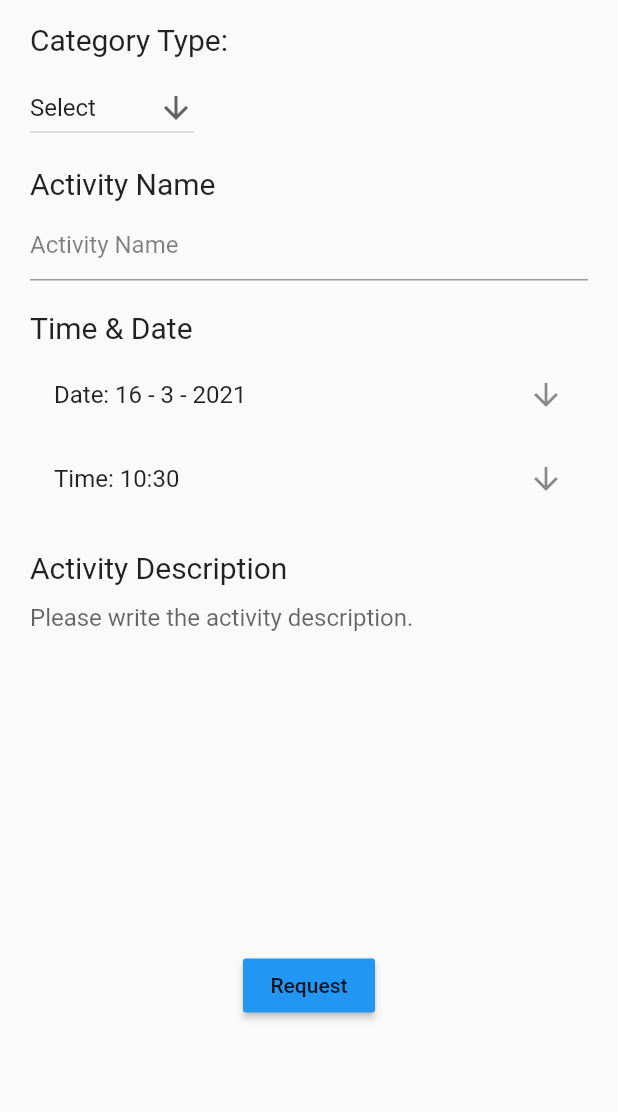
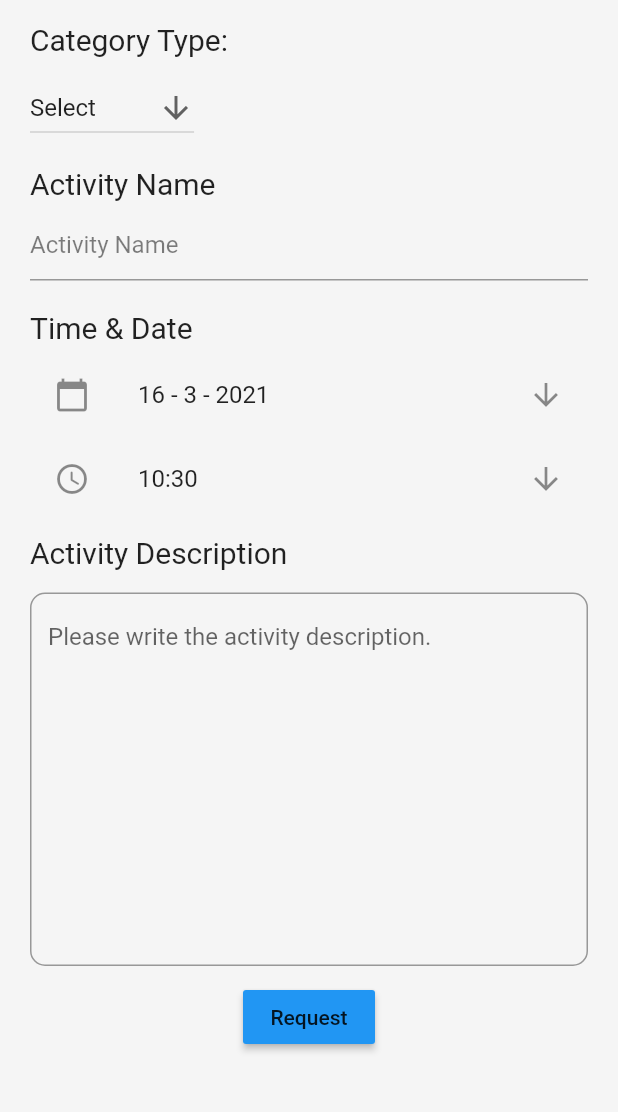
Before and after one commit to juandavinlie/nusocial, a Flutter app: the NewRequest screen opened directly, on a phone screen of 412 x 824 dp, the part 84-1196 px from its top. Run offline on Flutter 3.47's test engine with Material 2 defaults, Android fonts, the phone set to English and light mode, and no system bars.

Commit message:
refined new request and routes. created messages screen

```diff
--- a/lib/screens/home.dart
+++ b/lib/screens/home.dart
@@ -2,7 +2,7 @@ import 'package:flutter/material.dart';
 import 'package:nusocial/constants.dart';
 import 'package:nusocial/screens/components/body.dart';
 import 'components/appbar_without_search.dart';
-import 'components/customer_drawer.dart';
+import 'components/custom_drawer.dart';
 import 'components/header_with_searchbox.dart';
 
 class HomeScreen extends StatefulWidget {
@@ -13,7 +13,6 @@ class HomeScreen extends StatefulWidget {
 class _HomeScreenState extends State<HomeScreen> {
   @override
   Widget build(BuildContext context) {
-    Size size = MediaQuery.of(context).size;
     return Scaffold(
       appBar: CustomAppBar(),
       endDrawer: CustomDrawer(),
--- a/lib/screens/new_request.dart
+++ b/lib/screens/new_request.dart
@@ -35,32 +35,7 @@ class _NewRequestState extends State<NewRequest> {
             crossAxisAlignment: CrossAxisAlignment.start,
             children: [
               buildCategoryType(),
-              Container(
-                margin: EdgeInsets.fromLTRB(0, 0, 0, 10),
-                child: Column(
-                  crossAxisAlignment: CrossAxisAlignment.start,
-                  children: [
-                    Container(
-                      margin: EdgeInsets.fromLTRB(0, 0, 0, 5),
-                      child: Text(
-                        'Activity Name',
-                        style: TextStyle(
-                          fontSize: 20,
-                        ),
-                      ),
-                    ),
-                    TextFormField(
-                      decoration: InputDecoration(
-                        hintText: "Activity Name",
-                        hintStyle: TextStyle(
-                          color: Colors.black.withOpacity(0.5),
-                        ),
-                        fillColor: Colors.white,
-                      ),
-                    ),
-                  ],
-                ),
-              ),
+              buildActivityName(),
               Container(
                 margin: EdgeInsets.fromLTRB(0, 10, 0, 10),
                 child: Column(
@@ -77,8 +52,9 @@ class _NewRequestState extends State<NewRequest> {
                     ),
                     Container(
                       child: ListTile(
+                        leading: Icon(Icons.calendar_today),
                         title: Text(
-                            "Date: ${pickedDate.day} - ${pickedDate.month} - ${pickedDate.year}"),
+                            "${pickedDate.day} - ${pickedDate.month} - ${pickedDate.year}"),
                         trailing: Icon(Icons.arrow_downward),
                         onTap: () async {
                           DateTime date = await showDatePicker(
@@ -98,7 +74,8 @@ class _NewRequestState extends State<NewRequest> {
                     ),
                     Container(
                       child: ListTile(
-                        title: Text("Time: ${time.hour}:${time.minute}"),
+                        leading: Icon(Icons.access_time_rounded),
+                        title: Text("${time.hour}:${time.minute}"),
                         trailing: Icon(Icons.arrow_downward),
                         onTap: () async {
                           TimeOfDay t = await showTimePicker(
@@ -117,30 +94,7 @@ class _NewRequestState extends State<NewRequest> {
                   ],
                 ),
               ),
-              Container(
-                margin: EdgeInsets.fromLTRB(0, 10, 0, 10),
-                child: Column(
-                  crossAxisAlignment: CrossAxisAlignment.start,
-                  children: [
-                    Container(
-                      child: Text(
-                        'Activity Description',
-                        style: TextStyle(
-                          fontSize: 20,
-                        ),
-                      ),
-                    ),
-                    TextField(
-                      maxLines: 11,
-                      decoration: InputDecoration(
-                        hintText: "Please write the activity description.",
-                        border: InputBorder.none,
-                      ),
-                      autofocus: false,
-                    ),
-                  ],
-                ),
-              ),
+              buildActivityDescription(),
               Align(
                   alignment: Alignment.center,
                   child: RaisedButton(
@@ -153,6 +107,65 @@ class _NewRequestState extends State<NewRequest> {
         ),
       ),
     );
+  }
+
+  Container buildActivityDescription() {
+    return Container(
+              margin: EdgeInsets.fromLTRB(0, 0, 0, 10),
+              child: Column(
+                crossAxisAlignment: CrossAxisAlignment.start,
+                children: [
+                  Container(
+                    margin: EdgeInsets.only(bottom: 15),
+                    child: Text(
+                      'Activity Description',
+                      style: TextStyle(
+                        fontSize: 20,
+                      ),
+                    ),
+                  ),
+                  TextField(
+                    maxLines: 11,
+                    decoration: InputDecoration(
+                      border: OutlineInputBorder(
+                          borderRadius:
+                              BorderRadius.all(Radius.circular(10))),
+                      hintText: "Please write the activity description.",
+                    ),
+                    autofocus: false,
+                  ),
+                ],
+              ),
+            );
+  }
+
+  Container buildActivityName() {
+    return Container(
+              margin: EdgeInsets.fromLTRB(0, 0, 0, 10),
+              child: Column(
+                crossAxisAlignment: CrossAxisAlignment.start,
+                children: [
+                  Container(
+                    margin: EdgeInsets.fromLTRB(0, 0, 0, 5),
+                    child: Text(
+                      'Activity Name',
+                      style: TextStyle(
+                        fontSize: 20,
+                      ),
+                    ),
+                  ),
+                  TextFormField(
+                    decoration: InputDecoration(
+                      hintText: "Activity Name",
+                      hintStyle: TextStyle(
+                        color: Colors.black.withOpacity(0.5),
+                      ),
+                      fillColor: Colors.white,
+                    ),
+                  ),
+                ],
+              ),
+            );
   }
 
   Container buildCategoryType() {
```
Also changed, not shown: lib/main.dart (+7 -1 lines), lib/screens/components/body.dart (+4 -4 lines), lib/screens/components/custom_drawer.dart (renamed from lib/screens/components/customer_drawer.dart, +16 -2 lines), lib/screens/messages.dart (added, +86 -0 lines).
